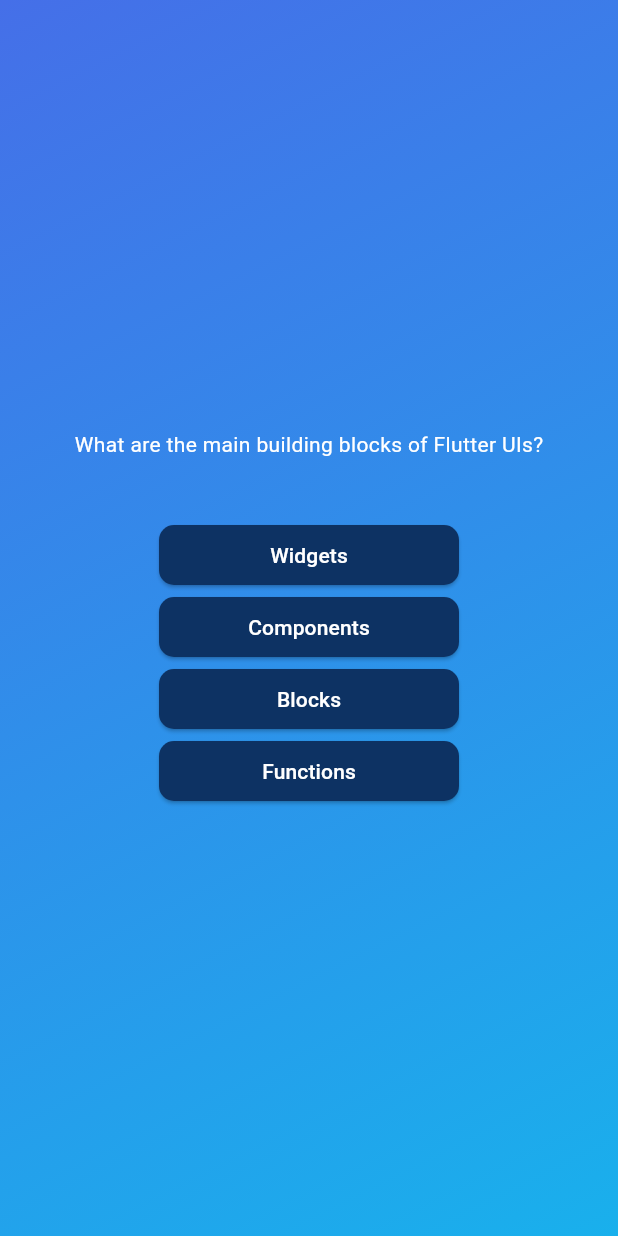
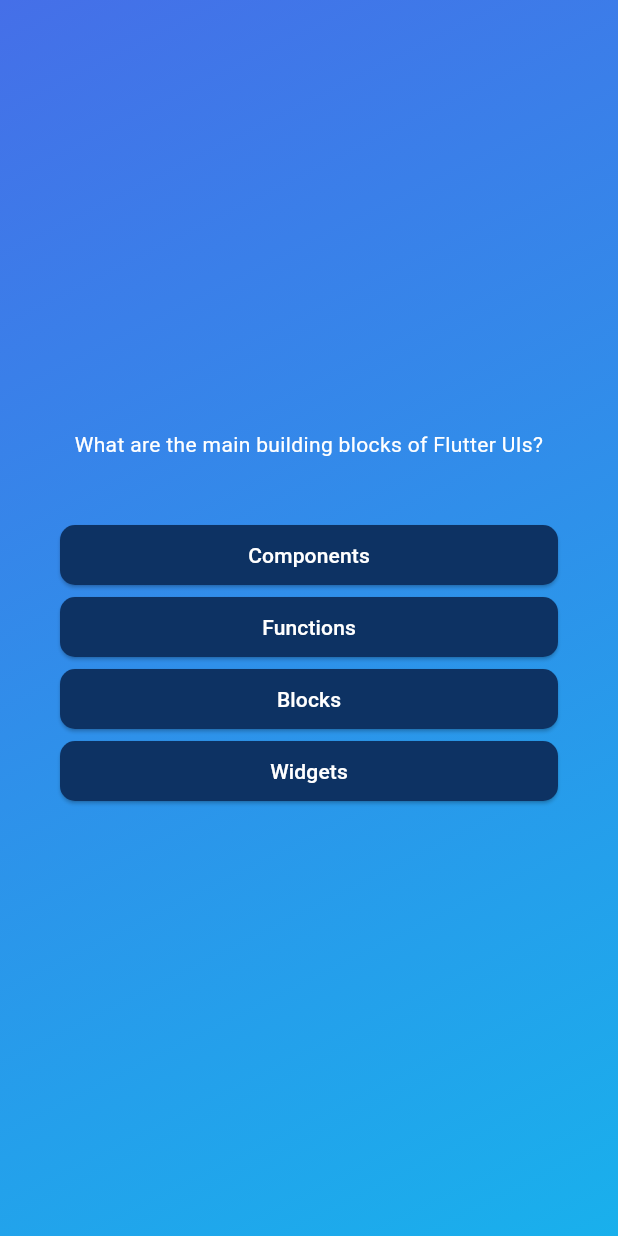
Before and after one commit to Leningram/flutter_quiz, a Flutter app: the screen it shows after launch, after a tap on "Start Quiz", on a phone screen of 412 x 824 dp. Run offline on Flutter 3.47's test engine with Material 3 defaults, Android fonts, the phone set to English and light mode, and no system bars.

Commit message:
answers shuffled

```diff
--- a/lib/answer_button.dart
+++ b/lib/answer_button.dart
@@ -1,18 +1,21 @@
 import 'package:flutter/material.dart';
 
 class AnswerButton extends StatelessWidget {
-  const AnswerButton({ required this.answer, required this.onTap,super.key});
+  const AnswerButton({required this.answer, required this.onTap, super.key});
   final String answer;
   final void Function() onTap;
 
   @override
   Widget build(BuildContext context) {
-    return ElevatedButton(onPressed: onTap, child: Text(answer), style: ElevatedButton.styleFrom(
-      backgroundColor: const Color.fromARGB(255, 13, 50, 99),
-      foregroundColor: Colors.white,
-      shape: RoundedRectangleBorder(borderRadius: BorderRadius.circular(10)),
-      padding: const EdgeInsets.symmetric(vertical: 10, horizontal: 40),
-      minimumSize: const Size(200, 0)
-    ));
+    return ElevatedButton(
+      onPressed: onTap,
+      style: ElevatedButton.styleFrom(
+        backgroundColor: const Color.fromARGB(255, 13, 50, 99),
+        foregroundColor: Colors.white,
+        shape: RoundedRectangleBorder(borderRadius: BorderRadius.circular(10)),
+        padding: const EdgeInsets.symmetric(vertical: 10, horizontal: 40),
+      ),
+      child: Text(answer),
+    );
   }
 }
--- a/lib/models/quiz_question.dart
+++ b/lib/models/quiz_question.dart
@@ -3,4 +3,10 @@ class QuizQuestion {
 
   final String text;
   final List<String> answers;
+
+  List<String> getSuffledAnswers() {
+    final shuffledList = List.of(answers);
+    shuffledList.shuffle();
+    return shuffledList;
+  }
 }
--- a/lib/quiestions_screen.dart
+++ b/lib/quiestions_screen.dart
@@ -18,19 +18,24 @@ class _QuestionsScreenState extends State<QuestionsScreen> {
 
     return SizedBox(
       width: double.infinity,
+      child: Container(
+        margin: const EdgeInsets.all(40),
         child: Column(
+          crossAxisAlignment: CrossAxisAlignment.stretch,
           mainAxisAlignment: MainAxisAlignment.center,
           children: [
             Text(
               currentQuestion.text,
               style: const TextStyle(color: Colors.white),
+              textAlign: TextAlign.center,
             ),
             const SizedBox(height: 40),
-          ...currentQuestion.answers.map((item) {
+            ...currentQuestion.getSuffledAnswers().map((item) {
               return AnswerButton(answer: item, onTap: () {});
             })
           ],
         ),
+      ),
     );
   }
 }
```
Lines whose indentation alone changed are shown as unchanged.
